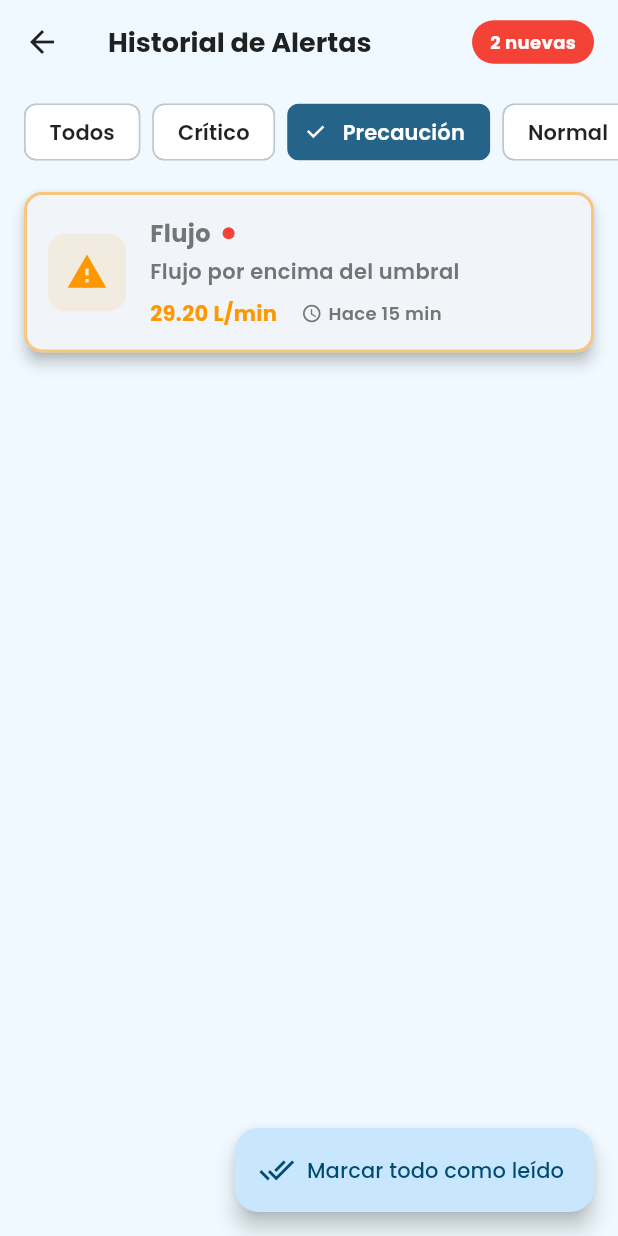
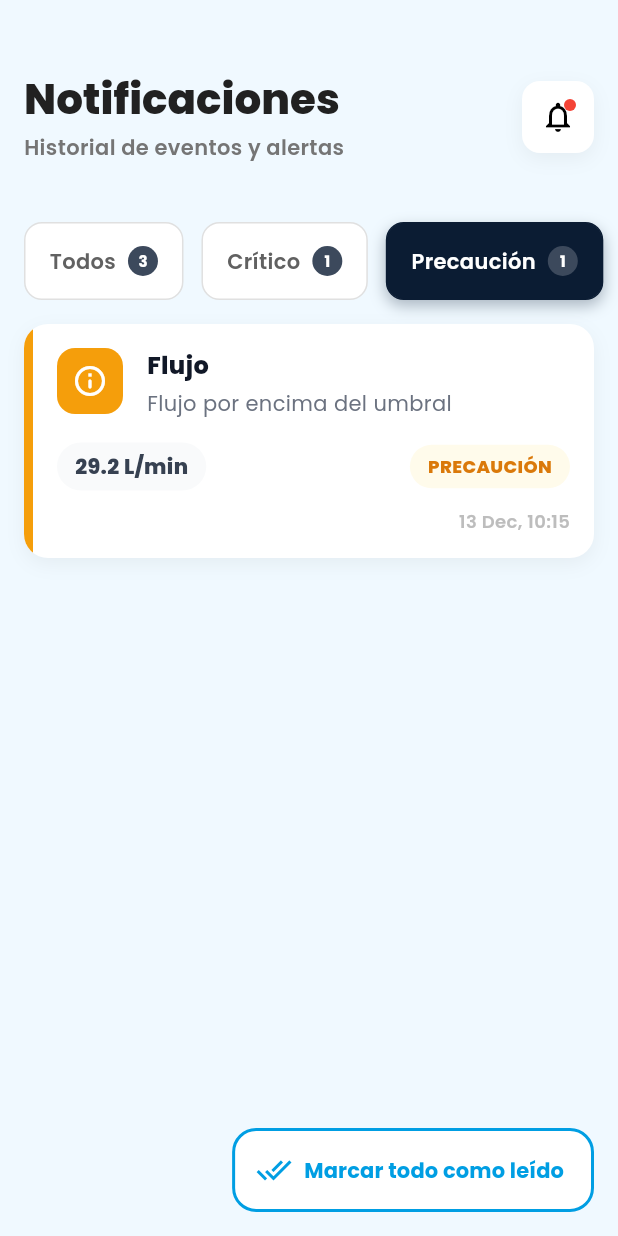
Before and after one commit to xhandlr/water-quality-monitoring, a Flutter app: the AlertsPage screen opened directly, after a tap on "Crítico", after a tap on "Precaución", on a phone screen of 412 x 824 dp. Run offline on Flutter 3.47's test engine with Material 3 defaults, Android fonts, the phone set to English and light mode, and no system bars; our stand-ins replace fl_chart, google_fonts; missing offline and left inert: mobile_scanner.

Commit message:
style: rediseñar screen de historial de alertas y eventos
- Agregar colores siguiendo el estilo "semáforo"
- Incluir número de resultados en los filtros superiores

```diff
--- a/app-mobile/lib/features/monitoring/pages/alerts_page.dart
+++ b/app-mobile/lib/features/monitoring/pages/alerts_page.dart
@@ -1,9 +1,10 @@
 import 'package:flutter/material.dart';
 import 'package:intl/intl.dart';
+import 'package:aurix/core/config/theme.dart';
 import '../models/alert.dart';
 import '../models/sensor_reading.dart';
-import '../widgets/dashboard/alert_card.dart';
-import '../widgets/filter_selector.dart';
+import '../widgets/alerts/alert_card.dart';
+import '../widgets/alerts/alert_filter_selector.dart';
 
 class AlertsPage extends StatefulWidget {
   const AlertsPage({super.key});
@@ -79,109 +80,179 @@ class _AlertsPageState extends State<AlertsPage> {
     return _alerts.where((alert) => alert.severity == status).toList();
   }
 
+  Map<String, int> get _filterCounts {
+    return {
+      'Todos': _alerts.length,
+      'Crítico': _alerts.where((a) => a.severity == SensorStatus.critical).length,
+      'Precaución': _alerts.where((a) => a.severity == SensorStatus.warning).length,
+      'Normal': _alerts.where((a) => a.severity == SensorStatus.good).length,
+    };
+  }
+
+  void _markAllAsRead() {
+    setState(() {
+      _alerts = _alerts.map((alert) {
+        return Alert(
+          id: alert.id,
+          sensorName: alert.sensorName,
+          message: alert.message,
+          severity: alert.severity,
+          timestamp: alert.timestamp,
+          value: alert.value,
+          unit: alert.unit,
+          isRead: true,
+        );
+      }).toList();
+    });
+  }
+
   @override
   Widget build(BuildContext context) {
     final unreadCount = _alerts.where((a) => !a.isRead).length;
 
     return Scaffold(
-      appBar: AppBar(
-        title: const Text('Historial de Alertas'),
-        actions: [
-          if (unreadCount > 0)
-            Center(
-              child: Padding(
-                padding: const EdgeInsets.only(right: 16),
-                child: Container(
-                  padding: const EdgeInsets.symmetric(
-                    horizontal: 12,
-                    vertical: 6,
+      body: SafeArea(
+        child: Column(
+          children: [
+            // Header
+            Padding(
+              padding: const EdgeInsets.fromLTRB(16, 48, 16, 24),
+              child: Column(
+                crossAxisAlignment: CrossAxisAlignment.start,
+                children: [
+                  Row(
+                    mainAxisAlignment: MainAxisAlignment.spaceBetween,
+                    children: [
+                      Column(
+                        crossAxisAlignment: CrossAxisAlignment.start,
+                        children: [
+                          Text(
+                            'Notificaciones',
+                            style: Theme.of(context).textTheme.headlineMedium,
+                          ),
+                          const SizedBox(height: 4),
+                          Text(
+                            'Historial de eventos y alertas',
+                            style: TextStyle(
+                              fontSize: 14,
+                              color: Colors.grey[600],
+                            ),
+                          ),
+                        ],
+                      ),
+                      // Bell Icon with notification dot
+                      Container(
+                        width: 48,
+                        height: 48,
+                        decoration: BoxDecoration(
+                          color: Colors.white,
+                          borderRadius: BorderRadius.circular(12),
+                          boxShadow: [
+                            BoxShadow(
+                              color: Colors.black.withValues(alpha: 0.05),
+                              blurRadius: 10,
+                              offset: const Offset(0, 4),
+                            ),
+                          ],
+                        ),
+                        child: Stack(
+                          children: [
+                            const Center(
+                              child: Icon(
+                                Icons.notifications_outlined,
+                                color: Colors.black,
+                                size: 24,
+                              ),
+                            ),
+                            if (unreadCount > 0)
+                              Positioned(
+                                top: 12,
+                                right: 12,
+                                child: Container(
+                                  width: 8,
+                                  height: 8,
+                                  decoration: const BoxDecoration(
+                                    color: Colors.red,
+                                    shape: BoxShape.circle,
+                                  ),
+                                ),
+                              ),
+                          ],
+                        ),
+                      ),
+                    ],
                   ),
-                  decoration: BoxDecoration(
-                    color: Colors.red,
-                    borderRadius: BorderRadius.circular(20),
-                  ),
-                  child: Text(
-                    '$unreadCount nuevas',
-                    style: const TextStyle(
-                      color: Colors.white,
-                      fontSize: 12,
-                      fontWeight: FontWeight.bold,
-                    ),
-                  ),
-                ),
+                ],
               ),
             ),
-        ],
-      ),
-      body: Column(
-        children: [
-          // Filtros
-          FilterSelector(
-            filters: const ['Todos', 'Crítico', 'Precaución', 'Normal'],
-            selectedFilter: _filterStatus,
-            onFilterSelected: (newStatus) {
-              setState(() {
-                _filterStatus = newStatus;
-              });
-            },
-          ),
 
-          // Lista de alertas
-          Expanded(
-            child: _filteredAlerts.isEmpty
-                ? Center(
-                    child: Column(
-                      mainAxisAlignment: MainAxisAlignment.center,
-                      children: [
-                        Icon(
-                          Icons.notifications_off,
-                          size: 64,
-                          color: Colors.grey[400],
-                        ),
-                        const SizedBox(height: 16),
-                        Text(
-                          'No hay alertas',
-                          style: TextStyle(
-                            fontSize: 18,
-                            color: Colors.grey[600],
+            // Filtros
+            AlertFilterSelector(
+              filters: const ['Todos', 'Crítico', 'Precaución', 'Normal'],
+              selectedFilter: _filterStatus,
+              onFilterSelected: (newStatus) {
+                setState(() {
+                  _filterStatus = newStatus;
+                });
+              },
+              counts: _filterCounts,
+            ),
+
+            // Lista de alertas
+            Expanded(
+              child: _filteredAlerts.isEmpty
+                  ? Center(
+                      child: Column(
+                        mainAxisAlignment: MainAxisAlignment.center,
+                        children: [
+                          Icon(
+                            Icons.notifications_off_outlined,
+                            size: 64,
+                            color: Colors.grey[300],
                           ),
-                        ),
-                      ],
+                          const SizedBox(height: 16),
+                          Text(
+                            'No hay alertas',
+                            style: TextStyle(
+                              fontSize: 18,
+                              color: Colors.grey[500],
+                              fontWeight: FontWeight.w500,
+                            ),
+                          ),
+                        ],
+                      ),
+                    )
+                  : ListView.builder(
+                      padding: const EdgeInsets.symmetric(horizontal: 16),
+                      itemCount: _filteredAlerts.length,
+                      itemBuilder: (context, index) {
+                        final alert = _filteredAlerts[index];
+                        return AlertCard(
+                          alert: alert,
+                          onTap: () => _showAlertDetail(alert),
+                        );
+                      },
                     ),
-                  )
-                : ListView.builder(
-                    itemCount: _filteredAlerts.length,
-                    itemBuilder: (context, index) {
-                      final alert = _filteredAlerts[index];
-                      return AlertCard(
-                        alert: alert,
-                        onTap: () => _showAlertDetail(alert),
-                      );
-                    },
-                  ),
-          ),
-        ],
+            ),
+          ],
+        ),
       ),
       floatingActionButton: unreadCount > 0
           ? FloatingActionButton.extended(
-              onPressed: () {
-                setState(() {
-                  _alerts = _alerts.map((alert) {
-                    return Alert(
-                      id: alert.id,
-                      sensorName: alert.sensorName,
-                      message: alert.message,
-                      severity: alert.severity,
-                      timestamp: alert.timestamp,
-                      value: alert.value,
-                      unit: alert.unit,
-                      isRead: true,
-                    );
-                  }).toList();
-                });
-              },
+              onPressed: _markAllAsRead,
               icon: const Icon(Icons.done_all),
-              label: const Text('Marcar todo como leído'),
+              label: const Text(
+                'Marcar todo como leído',
+                style: TextStyle(fontWeight: FontWeight.bold),
+              ),
+              backgroundColor: Colors.white,
+              foregroundColor: AppColors.primary,
+              elevation: 0,
+              highlightElevation: 0,
+              shape: RoundedRectangleBorder(
+                borderRadius: BorderRadius.circular(16),
+                side: const BorderSide(color: AppColors.primary, width: 2),
+              ),
             )
           : null,
     );
--- /dev/null
+++ b/app-mobile/lib/features/monitoring/widgets/alerts/alert_card.dart
@@ -0,0 +1,191 @@
+import 'package:flutter/material.dart';
+import 'package:intl/intl.dart';
+import '../../models/alert.dart';
+import '../../models/sensor_reading.dart';
+
+class AlertCard extends StatelessWidget {
+  final Alert alert;
+  final VoidCallback onTap;
+
+  const AlertCard({
+    super.key,
+    required this.alert,
+    required this.onTap,
+  });
+
+  @override
+  Widget build(BuildContext context) {
+    Color severityColor;
+    Color softColor;
+    Color textColor;
+    String statusText;
+    IconData statusIcon;
+
+    switch (alert.severity) {
+      case SensorStatus.critical:
+        severityColor = const Color(0xFFEF4444); // Red
+        softColor = const Color(0xFFFEF2F2);
+        textColor = const Color(0xFFEF4444);
+        statusText = 'CRÍTICO';
+        statusIcon = Icons.warning_amber_rounded;
+        break;
+      case SensorStatus.warning:
+        severityColor = const Color(0xFFF59E0B); // Orange
+        softColor = const Color(0xFFFFFBEB);
+        textColor = const Color(0xFFDA790A);
+        statusText = 'PRECAUCIÓN';
+        statusIcon = Icons.info_outline_rounded;
+        break;
+      case SensorStatus.good:
+        severityColor = const Color(0xFF84CC16); // Lime
+        softColor = const Color(0xFFECFDF5);
+        textColor = const Color(0xFF6DAD0D);
+        statusText = 'NORMAL';
+        statusIcon = Icons.check_circle_outline_rounded;
+        break;
+    }
+
+    return Container(
+      margin: const EdgeInsets.only(bottom: 16),
+      decoration: BoxDecoration(
+        color: Colors.white,
+        borderRadius: BorderRadius.circular(16),
+        boxShadow: [
+          BoxShadow(
+            color: Colors.black.withValues(alpha: 0.05),
+            blurRadius: 10,
+            offset: const Offset(0, 4),
+          ),
+        ],
+      ),
+      child: ClipRRect(
+        borderRadius: BorderRadius.circular(16),
+        child: Container(
+          decoration: BoxDecoration(
+            border: Border(
+              left: BorderSide(
+                color: severityColor,
+                width: 6,
+              ),
+            ),
+          ),
+          child: Material(
+            color: Colors.transparent,
+            child: InkWell(
+              onTap: onTap,
+              child: Padding(
+                padding: const EdgeInsets.all(16),
+                child: Column(
+                  crossAxisAlignment: CrossAxisAlignment.start,
+                  children: [
+                    Row(
+                      crossAxisAlignment: CrossAxisAlignment.start,
+                      children: [
+                        // Icono
+                        Container(
+                          padding: const EdgeInsets.all(10),
+                          decoration: BoxDecoration(
+                            color: severityColor,
+                            borderRadius: BorderRadius.circular(12),
+                          ),
+                          child: Icon(
+                            statusIcon,
+                            color: Colors.white,
+                            size: 24,
+                          ),
+                        ),
+                        const SizedBox(width: 16),
+                        // Contenido
+                        Expanded(
+                          child: Column(
+                            crossAxisAlignment: CrossAxisAlignment.start,
+                            children: [
+                              Text(
+                                alert.sensorName,
+                                style: const TextStyle(
+                                  fontSize: 16,
+                                  fontWeight: FontWeight.w800,
+                                  color: Color(0xFF111827),
+                                ),
+                              ),
+                              const SizedBox(height: 4),
+                              Text(
+                                alert.message,
+                                style: const TextStyle(
+                                  fontSize: 14,
+                                  color: Color(0xFF6B7280),
+                                  fontWeight: FontWeight.normal,
+                                ),
+                              ),
+                            ],
+                          ),
+                        ),
+                      ],
+                    ),
+                    const SizedBox(height: 16),
+                    Row(
+                      mainAxisAlignment: MainAxisAlignment.spaceBetween,
+                      children: [
+                        // Valor
+                        Container(
+                          padding: const EdgeInsets.symmetric(
+                            horizontal: 12,
+                            vertical: 6,
+                          ),
+                          decoration: BoxDecoration(
+                            color: const Color(0xFFF9FAFB),
+                            borderRadius: BorderRadius.circular(20),
+                          ),
+                          child: Text(
+                            '${alert.value} ${alert.unit}',
+                            style: const TextStyle(
+                              fontSize: 14,
+                              fontWeight: FontWeight.w800,
+                              color: Color(0xFF374151),
+                            ),
+                          ),
+                        ),
+                        // Estado
+                        Container(
+                          padding: const EdgeInsets.symmetric(
+                            horizontal: 12,
+                            vertical: 6,
+                          ),
+                          decoration: BoxDecoration(
+                            color: softColor,
+                            borderRadius: BorderRadius.circular(20),
+                          ),
+                          child: Text(
+                            statusText,
+                            style: TextStyle(
+                              fontSize: 12,
+                              fontWeight: FontWeight.w800,
+                              color: textColor,
+                            ),
+                          ),
+                        ),
+                      ],
+                    ),
+                    const SizedBox(height: 12),
+                    Row(
+                      mainAxisAlignment: MainAxisAlignment.end,
+                      children: [
+                        Text(
+                          DateFormat('dd MMM, HH:mm').format(alert.timestamp),
+                          style: TextStyle(
+                            fontSize: 12,
+                            color: Colors.grey[400],
+                          ),
+                        ),
+                      ],
+                    ),
+                  ],
+                ),
+              ),
+            ),
+          ),
+        ),
+      ),
+    );
+  }
+}
--- /dev/null
+++ b/app-mobile/lib/features/monitoring/widgets/alerts/alert_filter_selector.dart
@@ -0,0 +1,94 @@
+import 'package:flutter/material.dart';
+
+class AlertFilterSelector extends StatelessWidget {
+  final List<String> filters;
+  final String selectedFilter;
+  final Function(String) onFilterSelected;
+  final Map<String, int> counts;
+
+  const AlertFilterSelector({
+    super.key,
+    required this.filters,
+    required this.selectedFilter,
+    required this.onFilterSelected,
+    required this.counts,
+  });
+
+  @override
+  Widget build(BuildContext context) {
+    return SingleChildScrollView(
+      scrollDirection: Axis.horizontal,
+      padding: const EdgeInsets.symmetric(horizontal: 16, vertical: 16),
+      child: Row(
+        children: filters.map((filter) {
+          final isSelected = filter == selectedFilter;
+          final count = counts[filter] ?? 0;
+
+          return Padding(
+            padding: const EdgeInsets.only(right: 12),
+            child: InkWell(
+              onTap: () => onFilterSelected(filter),
+              borderRadius: BorderRadius.circular(12),
+              child: Container(
+                padding: const EdgeInsets.symmetric(horizontal: 16, vertical: 12),
+                decoration: BoxDecoration(
+                  color: isSelected ? const Color(0xFF0B1C33) : Colors.white,
+                  borderRadius: BorderRadius.circular(12),
+                  border: Border.all(
+                    color: isSelected ? const Color(0xFF0B1C33) : Colors.grey[300]!,
+                    width: 1,
+                  ),
+                  boxShadow: isSelected
+                      ? [
+                          BoxShadow(
+                            color: const Color(0xFF0B1C33).withValues(alpha: 0.3),
+                            blurRadius: 8,
+                            offset: const Offset(0, 4),
+                          ),
+                        ]
+                      : null,
+                ),
+                child: Row(
+                  children: [
+                    Text(
+                      filter,
+                      style: TextStyle(
+                        color: isSelected ? Colors.white : Colors.grey[700],
+                        fontWeight: FontWeight.w600,
+                        fontSize: 14,
+                      ),
+                    ),
+                    if (count > 0) ...[
+                      const SizedBox(width: 8),
+                      Container(
+                        padding: const EdgeInsets.all(6),
+                        decoration: const BoxDecoration(
+                          color: Color(0xFF3C495C),
+                          shape: BoxShape.circle,
+                        ),
+                        constraints: const BoxConstraints(
+                          minWidth: 20,
+                          minHeight: 20,
+                        ),
+                        child: Center(
+                          child: Text(
+                            count.toString(),
+                            style: const TextStyle(
+                              color: Colors.white,
+                              fontSize: 10,
+                              fontWeight: FontWeight.bold,
+                            ),
+                          ),
+                        ),
+                      ),
+                    ],
+                  ],
+                ),
+              ),
+            ),
+          );
+        }).toList(),
+      ),
+    );
+  }
+}
--- a/app-mobile/lib/features/monitoring/widgets/dashboard/alert_card.dart
+++ /dev/null
@@ -1,137 +0,0 @@
-import 'package:flutter/material.dart';
-import 'package:intl/intl.dart';
-import '../../models/alert.dart';
-
-class AlertCard extends StatelessWidget {
-  final Alert alert;
-  final VoidCallback onTap;
-
-  const AlertCard({
-    super.key,
-    required this.alert,
-    required this.onTap,
-  });
-
-  @override
-  Widget build(BuildContext context) {
-    return Card(
-      margin: const EdgeInsets.symmetric(horizontal: 16, vertical: 8),
-      elevation: alert.isRead ? 1 : 4,
-      shape: RoundedRectangleBorder(
-        borderRadius: BorderRadius.circular(12),
-        side: BorderSide(
-          color: alert.isRead
-              ? Colors.grey.withValues(alpha: 0.2)
-              : alert.severity.color.withValues(alpha: 0.5),
-          width: alert.isRead ? 1 : 2,
-        ),
-      ),
-      child: InkWell(
-        onTap: onTap,
-        borderRadius: BorderRadius.circular(12),
-        child: Padding(
-          padding: const EdgeInsets.all(16),
-          child: Row(
-            children: [
-              // Icono de estado
-              Container(
-                padding: const EdgeInsets.all(12),
-                decoration: BoxDecoration(
-                  color: alert.severity.color.withValues(alpha: 0.1),
-                  borderRadius: BorderRadius.circular(12),
-                ),
-                child: Icon(
-                  alert.icon,
-                  color: alert.severity.color,
-                  size: 28,
-                ),
-              ),
-              const SizedBox(width: 16),
-
-              // Información de la alerta
-              Expanded(
-                child: Column(
-                  crossAxisAlignment: CrossAxisAlignment.start,
-                  children: [
-                    Row(
-                      children: [
-                        Text(
-                          alert.sensorName,
-                          style: TextStyle(
-                            fontSize: 16,
-                            fontWeight: alert.isRead
-                                ? FontWeight.w600
-                                : FontWeight.bold,
-                          ),
-                        ),
-                        if (!alert.isRead) ...[
-                          const SizedBox(width: 8),
-                          Container(
-                            width: 8,
-                            height: 8,
-                            decoration: const BoxDecoration(
-                              color: Colors.red,
-                              shape: BoxShape.circle,
-                            ),
-                          ),
-                        ],
-                      ],
-                    ),
-                    const SizedBox(height: 4),
-                    Text(
-                      alert.message,
-                      style: TextStyle(
-                        fontSize: 14,
-                        color: Colors.grey[600],
-                      ),
-                    ),
-                    const SizedBox(height: 8),
-                    Row(
-                      children: [
-                        Text(
-                          '${alert.value.toStringAsFixed(2)} ${alert.unit}',
-                          style: TextStyle(
-                            fontSize: 14,
-                            fontWeight: FontWeight.bold,
-                            color: alert.severity.color,
-                          ),
-                        ),
-                        const SizedBox(width: 16),
-                        Icon(
-                          Icons.access_time,
-                          size: 14,
-                          color: Colors.grey[600],
-                        ),
-                        const SizedBox(width: 4),
-                        Text(
-                          _formatTimestamp(alert.timestamp),
-                          style: TextStyle(
-                            fontSize: 12,
-                            color: Colors.grey[600],
-                          ),
-                        ),
-                      ],
-                    ),
-                  ],
-                ),
-              ),
-            ],
-          ),
-        ),
-      ),
-    );
-  }
-
-  String _formatTimestamp(DateTime timestamp) {
-    final now = DateTime.now();
-    final difference = now.difference(timestamp);
-
-    if (difference.inMinutes < 60) {
-      return 'Hace ${difference.inMinutes} min';
-    } else if (difference.inHours < 24) {
-      return 'Hace ${difference.inHours} h';
-    } else {
-      return DateFormat('dd/MM/yyyy HH:mm').format(timestamp);
-    }
-  }
-}
```
